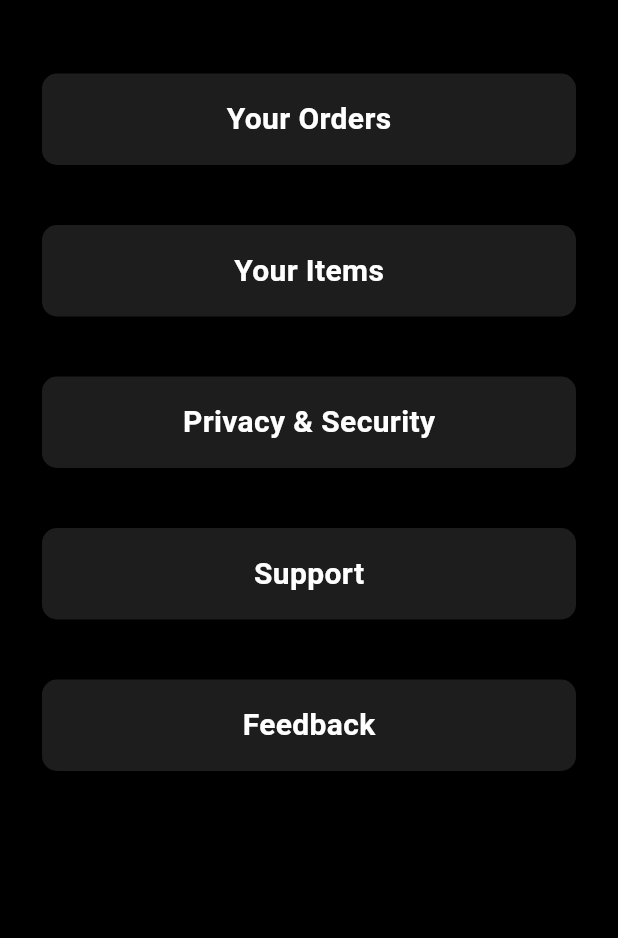
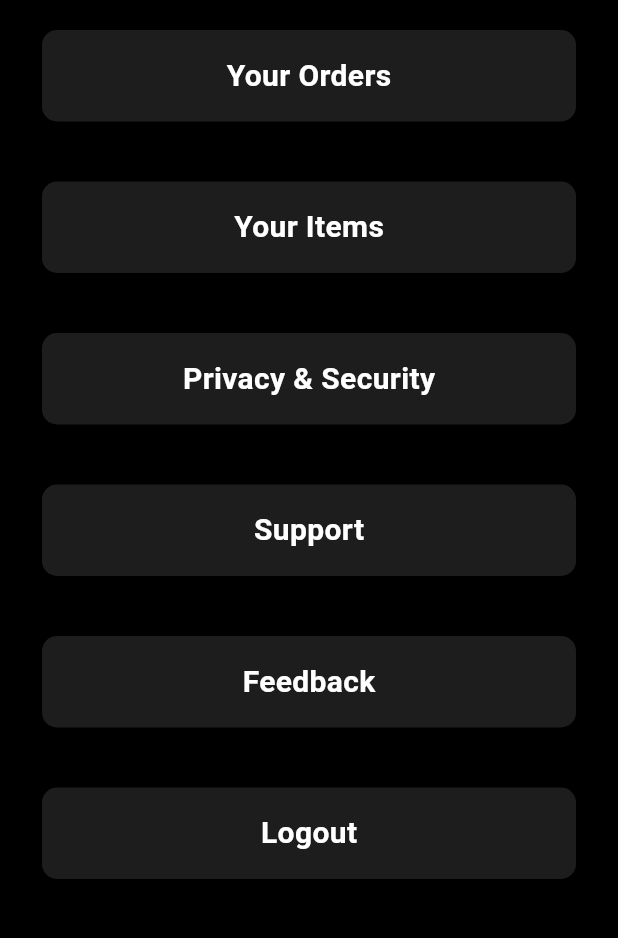
Before and after one commit to TheGrowPalProject/growpal, a Flutter app: the AccountPage screen opened directly, on a phone screen of 412 x 824 dp, the part 60-998 px from its top. Run offline on Flutter 3.47's test engine with Material 3 defaults, Android fonts, the phone set to English and light mode, and no system bars; our stand-ins replace badges, cloud_firestore, firebase_auth, firebase_core, firebase_storage, flutter_rating_bar and 5 more; missing offline and left inert: clippy_flutter; accounts and stored records are empty; project files that could hold a hidden picture were left out.

Commit message:
adds logout option

```diff
--- a/lib/pages/AccountPage.dart
+++ b/lib/pages/AccountPage.dart
@@ -42,48 +42,19 @@ class _AccountPageState extends State<AccountPage> {
           actions: [
             Padding(
                 padding: const EdgeInsets.only(right: 20),
-                child: GestureDetector(
-                  onTap: () {
-                    setState(() {
-                      isLogoutVisible = !isLogoutVisible;
-                    });
-                  },
-                  child: CircleAvatar(
+
+              child: CircleAvatar(
                     backgroundImage: AssetImage("images/avatar.jpeg"),
                     backgroundColor: Colors.white,
                   ),
-                )),
+                ),
           ],
         ),
       ),
       backgroundColor: Colors.black,
       body: ListView(
         children: [
-          Visibility(
-            visible: isLogoutVisible,
-            child: Container(
-              margin: EdgeInsets.only(left: 200, right: 60),
-              decoration: BoxDecoration(
-                color: Color(0xFFF1D1D1D),
-                borderRadius: BorderRadius.circular(15.0),
-              ),
-              child: TextButton(
-                child: Text(
-                  'Logout',
-                  style: TextStyle(
-                    color: Colors.white,
-                  ),
-                ),
-                onPressed: () {
-                  Navigator.pushReplacement(
-                    context,
-                    MaterialPageRoute(builder: (context) => LoginPage()),
-                  );
-                },
-              ),
-            ),
-          ),
-          SizedBox(height: 29),
+
           Padding(
             padding: const EdgeInsets.symmetric(vertical: 20.0, horizontal: 28),
             child: InkWell(
@@ -208,6 +179,32 @@ class _AccountPageState extends State<AccountPage> {
               ),
             ),
           ),
+          Padding(
+            padding:
+                const EdgeInsets.symmetric(vertical: 20.0, horizontal: 28.0),
+            child: InkWell(
+              onTap: () {
+                Navigator.push(context,
+                    MaterialPageRoute(builder: (context) => LoginPage()));
+              },
+              child: Container(
+                height: 61,
+                width: 293,
+                decoration: BoxDecoration(
+                  color: Color(0xFFF1D1D1D),
+                  borderRadius: BorderRadius.circular(10.0),
+                ),
+                child: Center(
+                  child: Text('Logout',
+                      style: TextStyle(
+                          color: Colors.white,
+                          fontSize: 20,
+                          fontWeight: FontWeight.bold)),
+                ),
+              ),
+            ),
+          ),
+
         ],
       ),
     );
```
